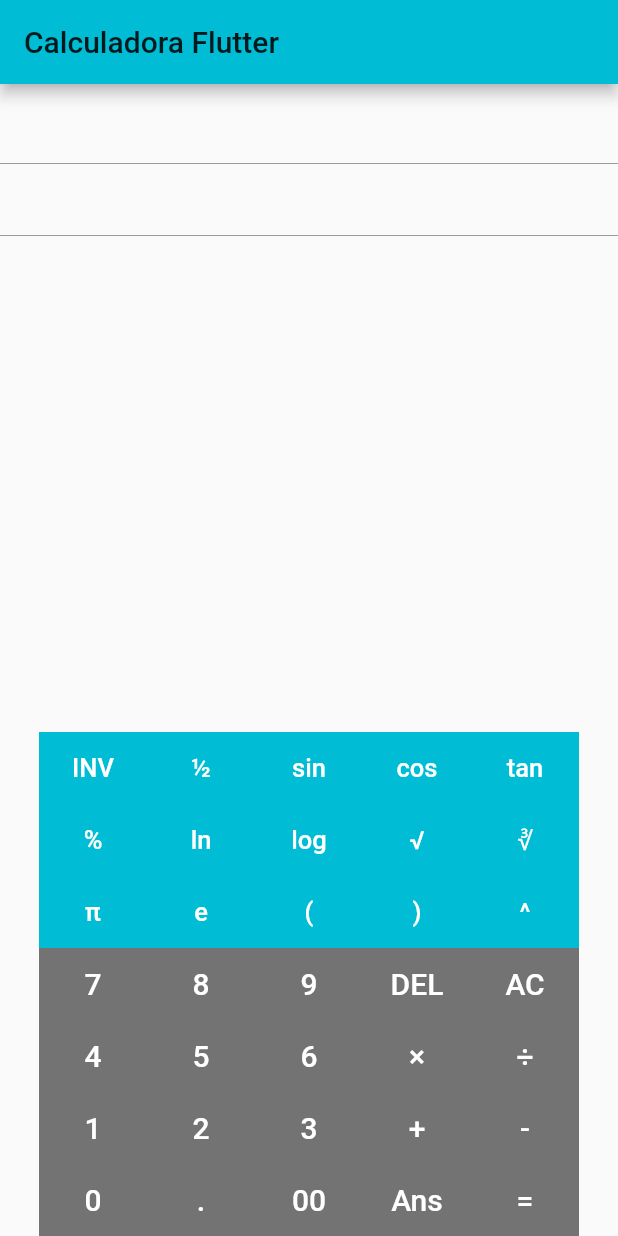
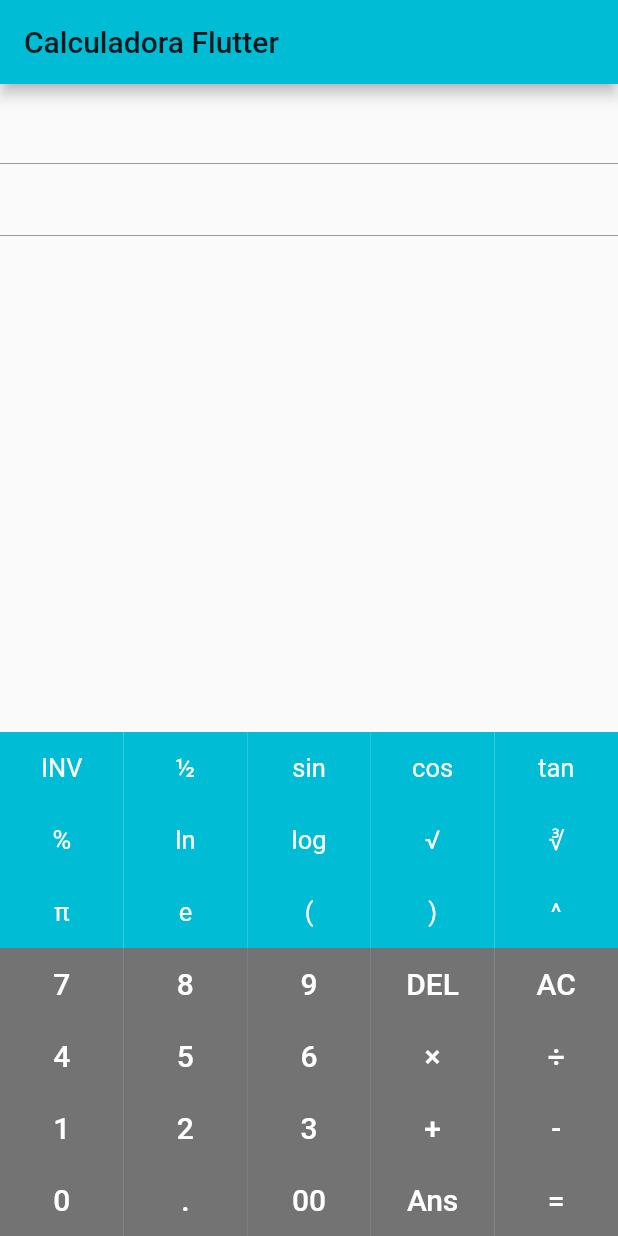
Before and after one commit to JuanJo53/Flutter_Calculator, a Flutter app: the screen it shows after launch, on a phone screen of 412 x 824 dp. Run offline on Flutter 3.47's test engine with Material 2 defaults, Android fonts, the phone set to English and light mode, and no system bars; our stand-ins replace math_expressions.

Commit message:
Version 1.1.0: Responsive de los botones hecho, mejoras en diseño en general

```diff
--- a/lib/main.dart
+++ b/lib/main.dart
@@ -48,6 +48,7 @@ class _MyHomePageState extends State<MyHomePage> {
 
   @override
   Widget build(BuildContext context) {
+    Size sizeScreen = MediaQuery.of(context).size;
     return Scaffold(
       appBar: AppBar(
         title: Text(widget.title),
@@ -75,71 +76,71 @@ class _MyHomePageState extends State<MyHomePage> {
             Row(
               mainAxisAlignment: MainAxisAlignment.center,
               children: <Widget>[
-                funcionAvanzada('INV',focus),
-                funcionAvanzada('½',false),
-                funcionAvanzada(sen,false),
-                funcionAvanzada(cos,false),
-                funcionAvanzada(tan,false),
+                INVbtn('INV',sizeScreen),
+                funcionAvanzada('½',sizeScreen),
+                funcionAvanzada(sen,sizeScreen),
+                funcionAvanzada(cos,sizeScreen),
+                funcionAvanzada(tan,sizeScreen),
               ],
             ),
             Row(
               mainAxisAlignment: MainAxisAlignment.center,
               children: <Widget>[
-                funcionAvanzada('%',false),
-                funcionAvanzada('ln',false),
-                funcionAvanzada('log',false),
-                funcionAvanzada(sqrt,false),
-                funcionAvanzada(cube,false),
+                funcionAvanzada('%',sizeScreen),
+                funcionAvanzada('ln',sizeScreen),
+                funcionAvanzada('log',sizeScreen),
+                funcionAvanzada(sqrt,sizeScreen),
+                funcionAvanzada(cube,sizeScreen),
               ],
             ),
             Row(
               mainAxisAlignment: MainAxisAlignment.center,
               children: <Widget>[
-                funcionAvanzada('π',false),
-                funcionAvanzada('e',false),
-                funcionAvanzada('(',false),
-                funcionAvanzada(')',false),
-                funcionAvanzada('^',false),
+                funcionAvanzada('π',sizeScreen),
+                funcionAvanzada('e',sizeScreen),
+                funcionAvanzada('(',sizeScreen),
+                funcionAvanzada(')',sizeScreen),
+                funcionAvanzada('^',sizeScreen),
               ],
             ),
             Row(
               mainAxisAlignment: MainAxisAlignment.center,
               children: <Widget>[
-                Digito('7'),
-                Digito('8'),
-                Digito('9'),
-                funcionBasica('DEL'),
-                funcionBasica('AC'),
+                Digito('7',sizeScreen),
+                Digito('8',sizeScreen),
+                Digito('9',sizeScreen),
+                funcionBasica('DEL',sizeScreen),
+                funcionBasica('AC',sizeScreen),
               ],
             ),
             Row(
               mainAxisAlignment: MainAxisAlignment.center,
               children: <Widget>[
-                Digito('4'),
-                Digito('5'),
-                Digito('6'),
-                funcionBasica('×'),
-                funcionBasica('÷'),
+                Digito('4',sizeScreen),
+                Digito('5',sizeScreen),
+                Digito('6',sizeScreen),
+                funcionBasica('×',sizeScreen),
+                funcionBasica('÷',sizeScreen),
               ],
             ),
             Row(
               mainAxisAlignment: MainAxisAlignment.center,
               children: <Widget>[
-                Digito('1'),
-                Digito('2'),
-                Digito('3'),
-                funcionBasica('+'),
-                funcionBasica('-'),
+                Digito('1',sizeScreen),
+                Digito('2',sizeScreen),
+                Digito('3',sizeScreen),
+                funcionBasica('+',sizeScreen),
+                funcionBasica('-',sizeScreen),
               ],
             ),
             Row(
               mainAxisAlignment: MainAxisAlignment.center,
               children: <Widget>[
-                Digito('0'),
-                Digito('.'),
-                Digito('00'),
-                funcionBasica('Ans'),
-                funcionBasica('='),
+                Digito('0',sizeScreen),
+                Digito('.',sizeScreen),
+                Digito('00',sizeScreen),
+                funcionBasica('Ans',sizeScreen),
+                funcionBasica('=',sizeScreen),
               ],
             )
           ],
@@ -147,9 +148,9 @@ class _MyHomePageState extends State<MyHomePage> {
       ),
     );
   }
-  Widget Digito(msg){
+  Widget Digito(msg,sizeScreen){
     return Container(
-      width:72.0,
+      width:sizeScreen.width/5,
       color: Colors.black54,
       child: FlatButton(
           onPressed: (){
@@ -169,9 +170,9 @@ class _MyHomePageState extends State<MyHomePage> {
       ),
     );
   }
-  Widget funcionBasica(msg){
+  Widget funcionBasica(msg,sizeScreen){
     return Container(
-      width:72.0,
+      width:sizeScreen.width/5,
       color: Colors.black54,
       child: FlatButton(
           onPressed: (){
@@ -214,11 +215,11 @@ class _MyHomePageState extends State<MyHomePage> {
       ),
     );
   }
-  Widget funcionAvanzada(msg,bool focus){
+  Widget funcionAvanzada(msg,sizeScreen){
     return Container(
-      width: 72.0,
+      width: sizeScreen.width/5,
       color: Colors.cyan,
-      child: FlatButton(
+      child: RawMaterialButton(
           onPressed: (){
             setState(() {
               if(msg==')'&&openController>closeController){
@@ -228,8 +229,6 @@ class _MyHomePageState extends State<MyHomePage> {
                 if (msg=='tan⁻¹'||msg=='cos⁻¹'||msg=='sin⁻¹'||msg=='sin'||msg=='cos'||msg=='tan'||msg=='log'||msg=='ln'||msg=='√'||msg=='∛'){
                   operacion+=msg+"(";
                   openController++;
-                }else if(msg=='INV'){
-                  changeINVfunctions();
                 }else if(msg=='('){
                   operacion+=msg;
                   openController++;
@@ -250,7 +249,22 @@ class _MyHomePageState extends State<MyHomePage> {
           child: Text(msg,style: TextStyle(fontSize: 17.0,color: Colors.white,),),
           splashColor: Colors.blueAccent,
           focusColor: Colors.amberAccent,
-          autofocus: focus,
+      ),
+    );
+  }
+  Widget INVbtn(msg,Size sizeScreen){
+    return Container(
+      width: sizeScreen.width/5,
+      color: focus ? Colors.blue :Colors.cyan,
+      child: RawMaterialButton(
+        onPressed: (){
+          setState(() {
+            changeINVfunctions();
+          });
+        },
+        child: Text(msg,style: TextStyle(fontSize: 17.0,color: Colors.white,),),
+        splashColor: Colors.blueAccent,
+        focusColor: Colors.amberAccent,
       ),
     );
   }
@@ -367,7 +381,6 @@ class _MyHomePageState extends State<MyHomePage> {
     }
   }
   void solucionar(){
-    //TODO: Hacer funcion para resolver la operacion ingresada. Primero verificar si no hay errores en la expresion.
     expresion=operacion;
     expresion=expresion.replaceAll('½','1/2');
     expresion=expresion.replaceAll('×', '*');
```
